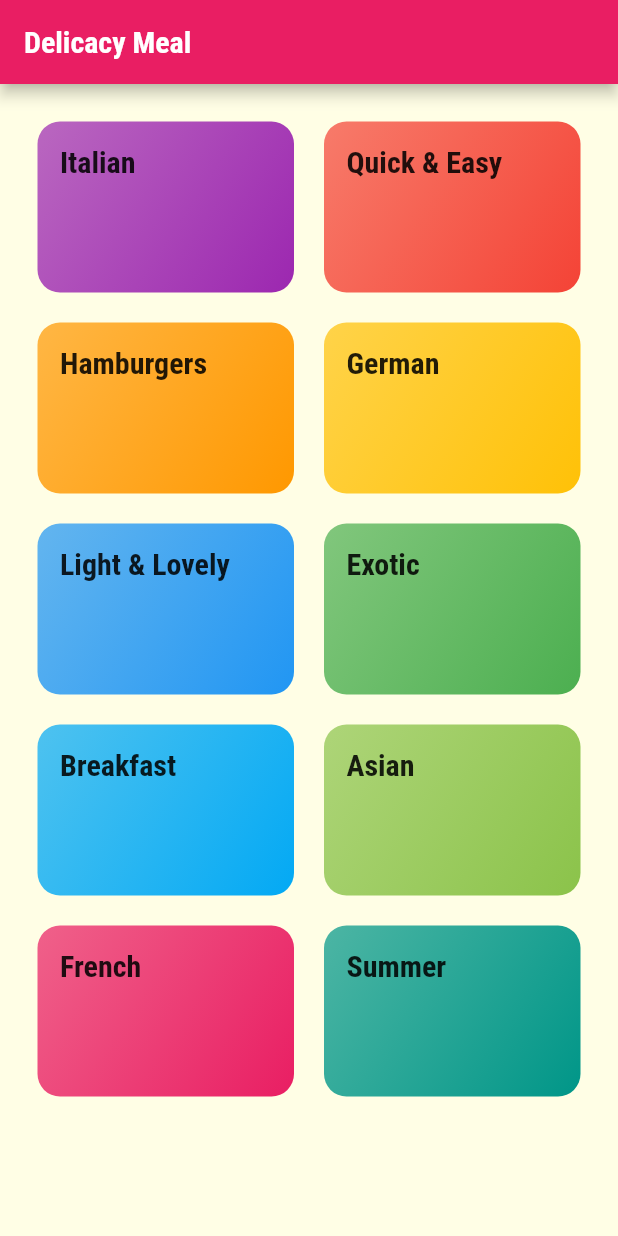
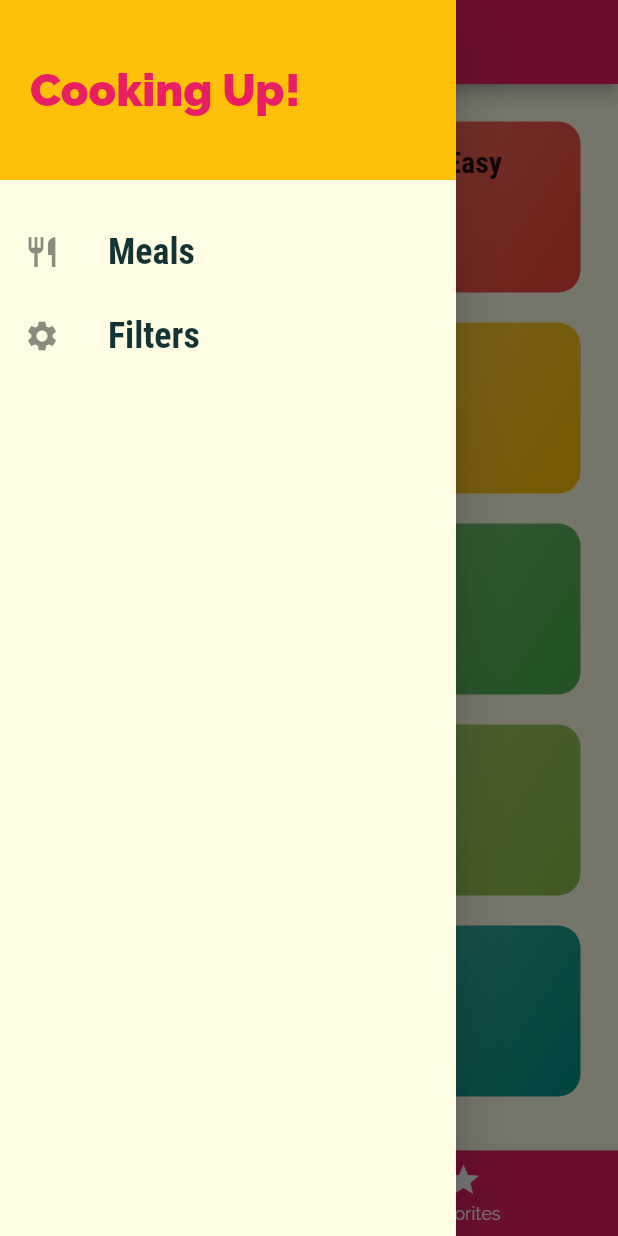
Before and after one commit to YhomiAce/meal_app, a Flutter app: the screen it shows after launch, with the side drawer open (before the commit the screen has no drawer), on a phone screen of 412 x 824 dp. Run offline on Flutter 3.47's test engine with Material 2 defaults, Android fonts, the phone set to English and light mode, and no system bars.

Commit message:
Tabs and drawers

```diff
--- a/lib/main.dart
+++ b/lib/main.dart
@@ -1,8 +1,12 @@
 import 'package:flutter/material.dart';
 
+
+import './screens/filters_screen.dart';
+import './screens/tab_screen_2.dart';
 import './screens/category_meal_screen.dart';
 import './screens/categories_screen.dart';
 import './screens/meal_detail_screen.dart';
+import './screens/tab_screen.dart';
 
 void main() {
   runApp(MyApp());
@@ -36,10 +40,14 @@ class MyApp extends StatelessWidget {
       // home: CategoriesScreen(),
       initialRoute: '/', // default is '/'
       routes: {
-        '/': (ctx) => CategoriesScreen(),
+        // '/': (ctx) => TabsScreen(),
+        '/': (ctx) => TabsScreenSceond(),
+        FiltersScreen.routeName: (ctx)=> FiltersScreen(),
+        // '/categories':
         // '/category-meal': (ctx) => CategoryMealScreen(), // OR
         CategoryMealScreen.routeName: (ctx) => CategoryMealScreen(),
-        // MealDetailScreen.routeName: (BuildContext context) => MealDetailScreen(),
+        MealDetailScreen.routeName: (BuildContext context) =>
+            MealDetailScreen(),
       },
       onGenerateRoute: (settings) {
         print(settings.arguments);
--- a/lib/screens/categories_screen.dart
+++ b/lib/screens/categories_screen.dart
@@ -6,11 +6,7 @@ import '../widgets/category_item.dart';
 class CategoriesScreen extends StatelessWidget {
   @override
   Widget build(BuildContext context) {
-    return Scaffold(
-      appBar: AppBar(
-        title: const Text("Delicacy Meal"),
-      ),
-      body: GridView(
+    return GridView(
       padding: const EdgeInsets.all(25),
       children: DUMMY_CATEGORIES
           .map((category) =>
@@ -22,7 +18,6 @@ class CategoriesScreen extends StatelessWidget {
         crossAxisSpacing: 20,
         mainAxisSpacing: 20,
       ),
-      ),
     );
   }
 }
--- /dev/null
+++ b/lib/screens/filters_screen.dart
@@ -0,0 +1,20 @@
+import 'package:flutter/material.dart';
+
+import '../widgets/main_drawer.dart';
+
+class FiltersScreen extends StatelessWidget {
+  static const routeName = '/filters';
+
+  @override
+  Widget build(BuildContext context) {
+    return Scaffold(
+      appBar: AppBar(
+        title: Text('Set Filters'),
+      ),
+      // drawer: MainDrawer(),
+      body: Center(
+        child: Text("Filter Screen"),
+      ),
+    );
+  }
+}
--- /dev/null
+++ b/lib/screens/tab_screen_2.dart
@@ -0,0 +1,59 @@
+import 'package:flutter/material.dart';
+
+import '../widgets/main_drawer.dart';
+
+import './categories_screen.dart';
+import './favorites_screen.dart';
+
+class TabsScreenSceond extends StatefulWidget {
+  @override
+  _TabsScreenSceondState createState() => _TabsScreenSceondState();
+}
+
+class _TabsScreenSceondState extends State<TabsScreenSceond> {
+  final List<Map<String, Object>> _pages = [
+    {'page': CategoriesScreen(), 'title': 'Categories'},
+    {'page': FavoritesScreen(), 'title': 'Your Favorites'},
+  ];
+
+  int _selectedPageIndex = 0;
+
+  void _selectPage(int index) {
+    setState(() {
+      _selectedPageIndex = index;
+    });
+  }
+
+  @override
+  Widget build(BuildContext context) {
+    return Scaffold(
+      appBar: AppBar(
+        title: Text(_pages[_selectedPageIndex]['title']),
+      ),
+      drawer: MainDrawer(),
+      body: _pages[_selectedPageIndex]['page'],
+      bottomNavigationBar: BottomNavigationBar(
+        onTap: _selectPage,
+        backgroundColor: Theme.of(context).primaryColor,
+        unselectedItemColor: Colors.white,
+        selectedItemColor: Theme.of(context).accentColor,
+        currentIndex: _selectedPageIndex,
+        selectedFontSize: 15,
+        unselectedFontSize: 12,
+        // type: BottomNavigationBarType.shifting,
+        items: [
+          BottomNavigationBarItem(
+            icon: Icon(Icons.category),
+            backgroundColor: Theme.of(context).primaryColor,
+            label: 'Categories',
+          ),
+          BottomNavigationBarItem(
+            backgroundColor: Theme.of(context).primaryColor,
+            icon: Icon(Icons.star),
+            label: "Favorites",
+          ),
+        ],
+      ),
+    );
+  }
+}
--- /dev/null
+++ b/lib/widgets/main_drawer.dart
@@ -0,0 +1,53 @@
+import 'package:flutter/material.dart';
+
+import '../screens/filters_screen.dart';
+
+class MainDrawer extends StatelessWidget {
+  Widget builListTile(String text, IconData icon, Function tapHandler) {
+    return ListTile(
+      leading: Icon(icon),
+      title: Text(
+        text,
+        style: TextStyle(
+          fontFamily: 'RobotoCondensed',
+          fontSize: 24,
+          fontWeight: FontWeight.bold,
+        ),
+      ),
+      onTap: tapHandler,
+    );
+  }
+
+  @override
+  Widget build(BuildContext context) {
+    return Drawer(
+      child: Column(
+        children: [
+          Container(
+            height: 120,
+            width: double.infinity,
+            padding: EdgeInsets.all(20),
+            alignment: Alignment.centerLeft,
+            color: Theme.of(context).accentColor,
+            child: Text(
+              "Cooking Up!",
+              style: TextStyle(
+                  fontWeight: FontWeight.w900,
+                  fontSize: 30,
+                  color: Theme.of(context).primaryColor),
+            ),
+          ),
+          SizedBox(
+            height: 20,
+          ),
+          builListTile('Meals', Icons.restaurant, () {
+            Navigator.of(context).pushReplacementNamed('/');
+          }),
+          builListTile('Filters', Icons.settings, () {
+            Navigator.of(context).pushReplacementNamed(FiltersScreen.routeName);
+          }),
+        ],
+      ),
+    );
+  }
+}
```
Also changed, not shown: lib/screens/favorites_screen.dart (added, +10 -0 lines), lib/screens/meal_detail_screen.dart (+82 -3 lines), lib/screens/tab_screen.dart (added, +40 -0 lines). Lines whose indentation alone changed are shown as unchanged.
